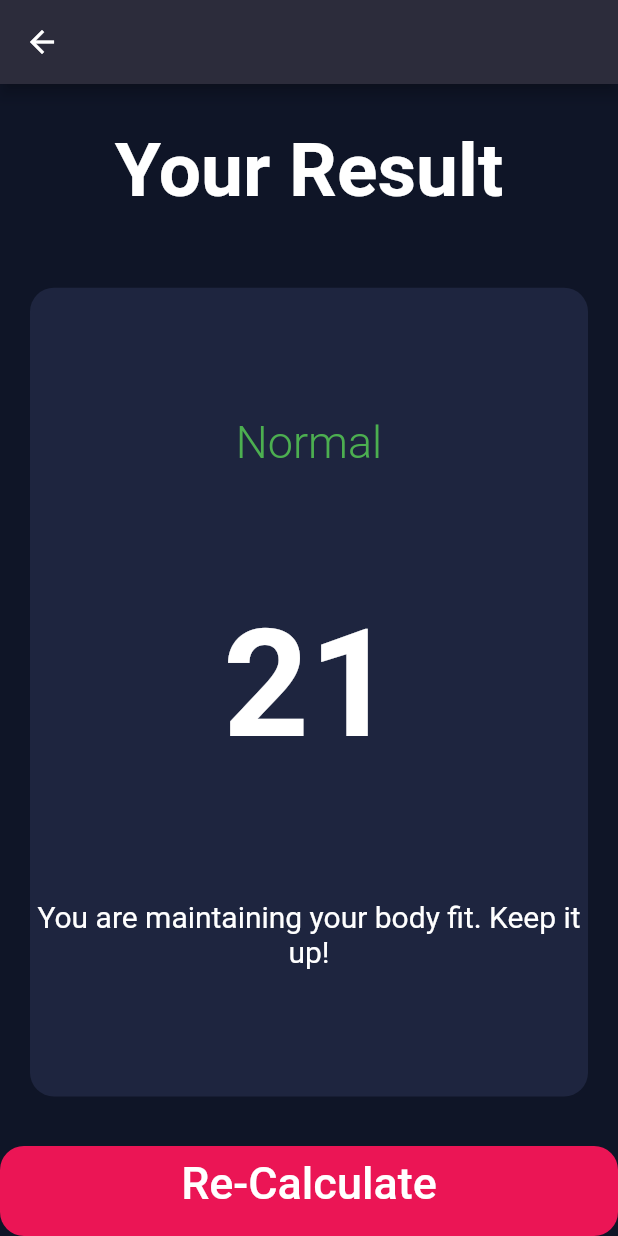
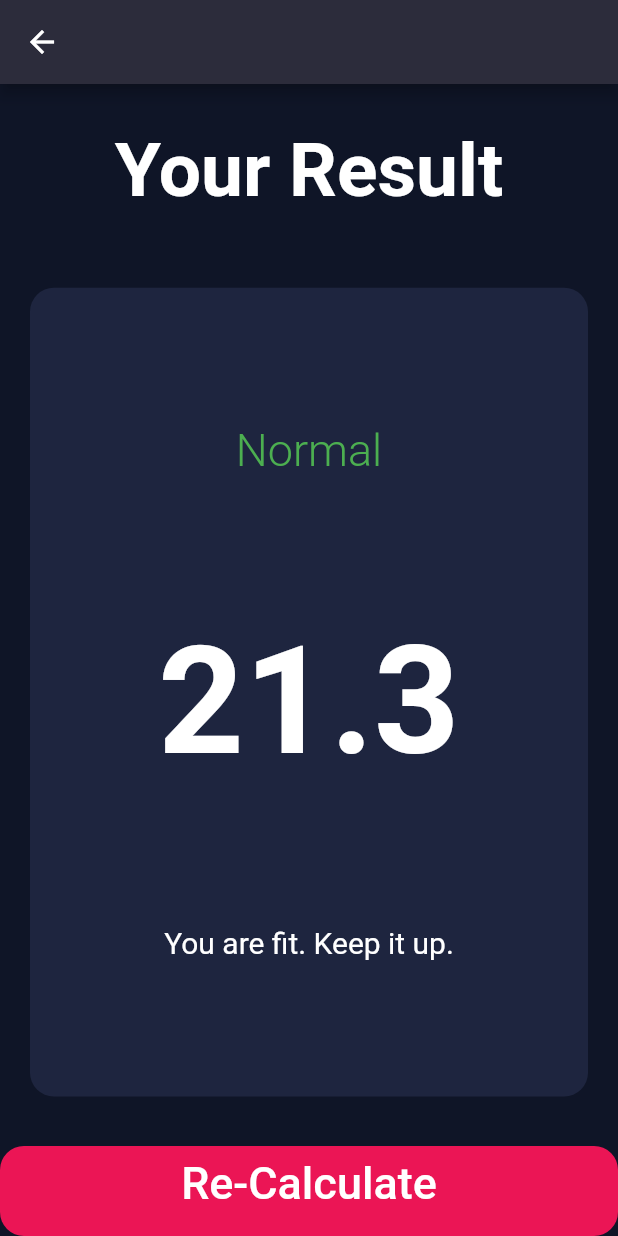
Before and after one commit to Greevan/BMIcalculator, a Flutter app: the screen it shows after launch, after a tap on "Calculate", on a phone screen of 412 x 824 dp. Run offline on Flutter 3.47's test engine with Material 2 defaults, Android fonts, the phone set to English and light mode, and no system bars; our stand-ins replace font_awesome_flutter.

Commit message:
"Working model of BMI"

```diff
--- a/lib/calculator_brain.dart
+++ b/lib/calculator_brain.dart
@@ -3,20 +3,20 @@ class CalculatorBrain{
   final int height;
   final int weight;
 
-  double? bmi;
+  double? _bmi;
 
   CalculatorBrain( this.height,this.weight);
 
   String getBMI(){
-    bmi = weight/pow(height/100, 2);
-    return bmi!.toStringAsFixed(1);
+    _bmi = weight/pow(height/100, 2);
+    return _bmi!.toStringAsFixed(1);
   }
 
   String getComment(){
-    if(bmi! >=25){
+    if(_bmi! >=25){
       return 'You should consider reducing your weight.';
     }
-    if(bmi! <=18.5){
+    if(_bmi! <=18.5){
       return 'You should consider increasing your weight.';
     }else {
       return 'You are fit. Keep it up.';
@@ -24,10 +24,10 @@ class CalculatorBrain{
   }
 
   String getResult(){
-    if(bmi! >=25){
+    if(_bmi! >=25){
       return 'Over Weight';
     }
-    if(bmi! <=18.5){
+    if(_bmi! <=18.5){
       return 'Lean';
     }else {
       return 'Normal';
--- a/lib/screens/input_page.dart
+++ b/lib/screens/input_page.dart
@@ -6,6 +6,7 @@ import '../constants.dart';
 import '../components/round_icon_button.dart';
 import 'results_page.dart';
 import '../components/bottom_button.dart';
+import '../calculator_brain.dart';
 
 enum Gender { male, female }
 
@@ -257,9 +258,11 @@ class _InputPageState extends State<InputPage> {
           ), //Row3
           BottomButton(
             onTap: () {
-              setState(() {
-                Navigator.push(context, MaterialPageRoute(builder: (context)=>const ResultsPage()));
-              });
+              CalculatorBrain calc = CalculatorBrain(myHeight, myWeight);
+              Navigator.push(context,
+                  MaterialPageRoute(builder: (context) =>  ResultsPage(
+                    bmi: calc.getBMI(),result: calc.getResult(),comment:calc.getComment()),
+                  ));
             },
             custBottomButtonText: 'Calculate',
           ),
--- a/lib/screens/results_page.dart
+++ b/lib/screens/results_page.dart
@@ -5,7 +5,10 @@ import '../components/reusable_card.dart';
 import '../components/bottom_button.dart';
 
 class ResultsPage extends StatelessWidget {
-  const ResultsPage({super.key});
+  final String bmi;
+  final String result;
+  final String comment;
+  const ResultsPage({required this.bmi,required this.result,required this.comment});
 
   @override
   Widget build(BuildContext context) {
@@ -29,15 +32,15 @@ class ResultsPage extends StatelessWidget {
               flex:5,
               child: ReusableCard(
                 custColor: kActiveBoxColor,
-                cardChild: const Column(
+                cardChild:  Column(
                   mainAxisAlignment: MainAxisAlignment.spaceEvenly,
                   children:<Widget> [
                     // SizedBox(height: 20),
-                    Text('Normal',style: kResultText,),
+                    Text(result,style: kResultText,),
                     // SizedBox(height: 70),
-                    Text('21',style: kResultBMI),
+                    Text(bmi,style: kResultBMI),
                     // SizedBox(height: 280),
-                    Text('You are maintaining your body fit. Keep it up!',style: kResultComment,textAlign: TextAlign.center,),
+                    Text(comment,style: kResultComment,textAlign: TextAlign.center,),
                   ],
                 ),
               ),
```
